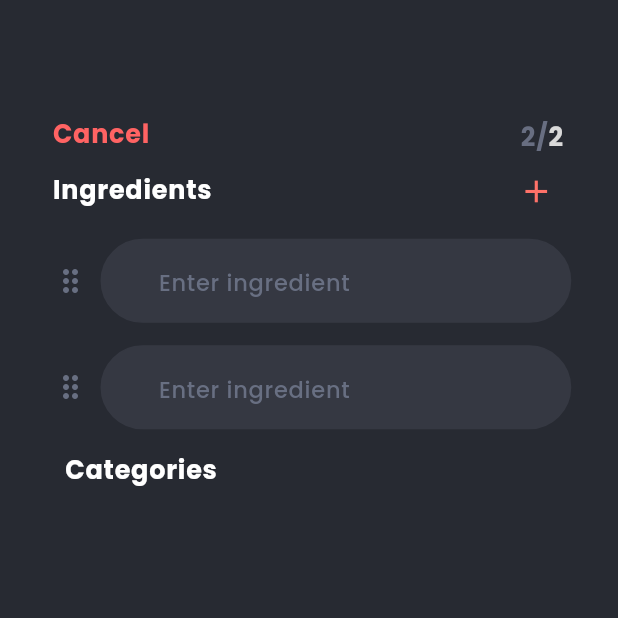
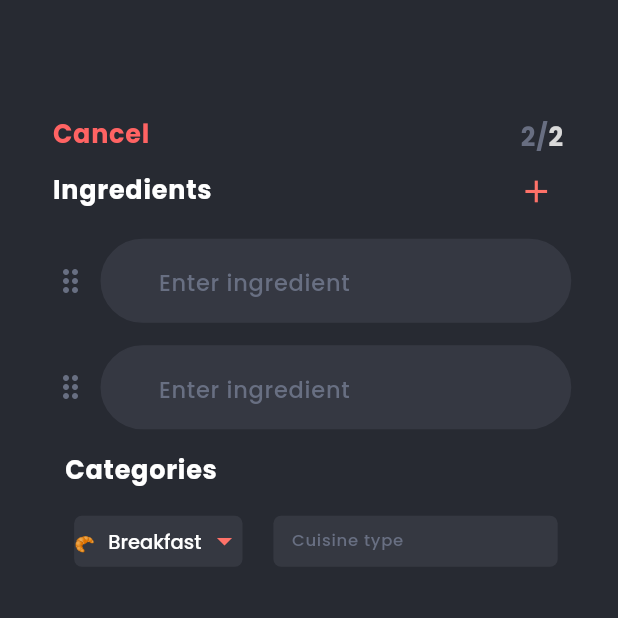
Before and after one commit to NouranAlSharawneh/appebite, a Flutter app: the UploadRecipePage2 screen opened directly, on a phone screen of 412 x 824 dp, the top half of it. Run offline on Flutter 3.47's test engine with Material 3 defaults, Android fonts, the phone set to English and light mode, and no system bars; our stand-ins replace google_fonts, image_picker.

Commit message:
categories added

```diff
--- a/lib/pages/uploadRecipe/upload_recipe_page_2.dart
+++ b/lib/pages/uploadRecipe/upload_recipe_page_2.dart
@@ -70,7 +70,6 @@ class _UploadRecipePage2State extends State<UploadRecipePage2> {
                                   fontWeight: FontWeight.w700,
                                   letterSpacing: 0.5 * fem,
                                   color: const Color(0xffffffff),
-
                                 ),
                               ),
                             ),
@@ -94,30 +93,153 @@ class _UploadRecipePage2State extends State<UploadRecipePage2> {
                     ],
                   ),
                 ),
-
                 Container(
-                      margin: EdgeInsets.fromLTRB(8*fem, 0*fem, 6*fem, 0*fem),
+                  margin: EdgeInsets.fromLTRB(8 * fem, 0 * fem, 6 * fem, 0 * fem),
                   width: double.infinity,
                   child: Column(
                     crossAxisAlignment: CrossAxisAlignment.start,
                     children: [
                       Container(
-                            margin: EdgeInsets.fromLTRB(0*fem, 0*fem, 0*fem, 18*fem),
+                        margin: EdgeInsets.fromLTRB(0 * fem, 0 * fem, 0 * fem, 18 * fem),
                         child: Text(
                           'Categories',
                           style: GoogleFonts.poppins(
-                                fontSize: 17*ffem,
+                            fontSize: 17 * ffem,
                             fontWeight: FontWeight.w700,
-                                letterSpacing: 0.5*fem,
+                            letterSpacing: 0.5 * fem,
+                            color: const Color(0xffffffff),
+                          ),
+                        ),
+                      ),
+                      Container(
+                        margin: EdgeInsets.fromLTRB(6 * fem, 0 * fem, 0 * fem, 0 * fem),
+                        width: double.infinity,
+                        height: 33 * fem,
+                        child: Row(
+                          crossAxisAlignment: CrossAxisAlignment.center,
+                          children: [
+                            Container(
+                              margin: EdgeInsets.fromLTRB(0 * fem, 0 * fem, 20 * fem, 0 * fem),
+                              height: double.infinity,
+                              decoration: BoxDecoration(
+                                color: const Color(0xff353841),
+                                borderRadius: BorderRadius.circular(5 * fem),
+                              ),
+                              child: const MealDropdown(),
+                            ),
+                            Container(
+                              padding: EdgeInsets.fromLTRB(11.74 * fem, 7.59 * fem, 11.74 * fem, 8.41 * fem),
+                              width: 184 * fem,
+                              height: double.infinity,
+                              decoration: BoxDecoration(
+                                color: const Color(0xff353841),
+                                borderRadius: BorderRadius.circular(5 * fem),
+                              ),
+                              child: TextField(
+                                style: GoogleFonts.poppins(
+                                  fontSize: 13 * ffem,
+                                  fontWeight: FontWeight.w400,
+                                  color: const Color(0xffffffff),
+                                ),
+                                decoration: InputDecoration(
+                                  hintText: 'Cuisine type',
+                                  hintStyle: GoogleFonts.poppins(
+                                    fontSize: 11 * ffem,
+                                    fontWeight: FontWeight.w400,
+                                    color: const Color(0xff686f82),
+                                  ),
+                                  contentPadding: const EdgeInsets.fromLTRB(0, 0, 0, 13),
+                                  border: InputBorder.none,
+                                ),
+                              ),
+                            ),
+                          ],
+                        ),
+                      ),
+                    ],
+                  ),
+                ),
+              ],
+            ),
+          ),
+        ),
+      ),
+    );
+  }
+}
+
+class MealDropdown extends StatefulWidget {
+  const MealDropdown({super.key});
+
+  @override
+  State<MealDropdown> createState() => _MealDropdownState();
+}
+
+class _MealDropdownState extends State<MealDropdown> {
+  String selectedMeal = 'Breakfast';
+
+  @override
+  Widget build(BuildContext context) {
+    return DropdownButton<String>(
+      dropdownColor: const Color(0xff272a32),
+      icon: const Icon(Icons.arrow_drop_down, color: Color(0xffff7269),),
+      value: selectedMeal,
+      iconSize: 24,
+      elevation: 16,
+      underline: Container(),
+      style: const TextStyle(color: Colors.blue),
+      onChanged: (String? newValue) {
+        setState(() {
+          selectedMeal = newValue!;
+        });
+      },
+      items: <String>['Breakfast', 'Lunch', 'Dinner']
+          .map<DropdownMenuItem<String>>((String value) {
+        return DropdownMenuItem<String>(
+          value: value,
+          child: Row(
+            children: [
+              Container(
+                margin: const EdgeInsets.fromLTRB(0, 1.18 , 9, 0),
+                child: Text(
+                  getMealIcon(value),
+                  style: GoogleFonts.poppins(
+                    fontSize: 11,
+                    fontWeight: FontWeight.w400,
+                    height: 1.5 ,
+                    color: const Color(0xffffffff),
+                  ),
+                ),
+              ),
+              Container(
+                margin: const EdgeInsets.fromLTRB(0, 1.18, 0, 0),
+                child: Text(
+                  '$value ',
+                  style: GoogleFonts.poppins(
+                    fontSize: 13,
+                    fontWeight: FontWeight.w400,
+                    height: 1.5,
                     color: const Color(0xffffffff),
                   ),
                 ),
               ),
             ],
           ),
-          ),
-        ],),
-      ),
-      )));
+        );
+      }).toList(),
+    );
+  }
+
+  String getMealIcon(String mealType) {
+    switch (mealType) {
+      case 'Breakfast':
+        return '🥐';
+      case 'Dinner':
+        return '🍲';
+      case 'Lunch':
+        return '🍔';
+      default:
+        return '';
     }
   }
+}
```
Lines whose indentation alone changed are shown as unchanged.
